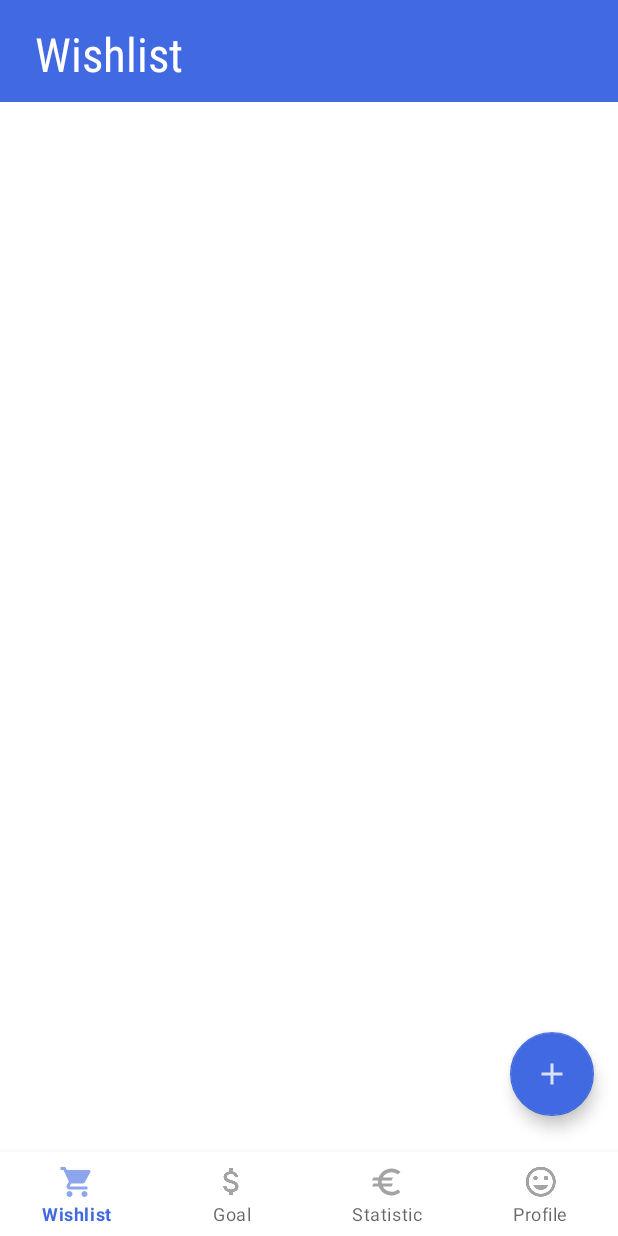
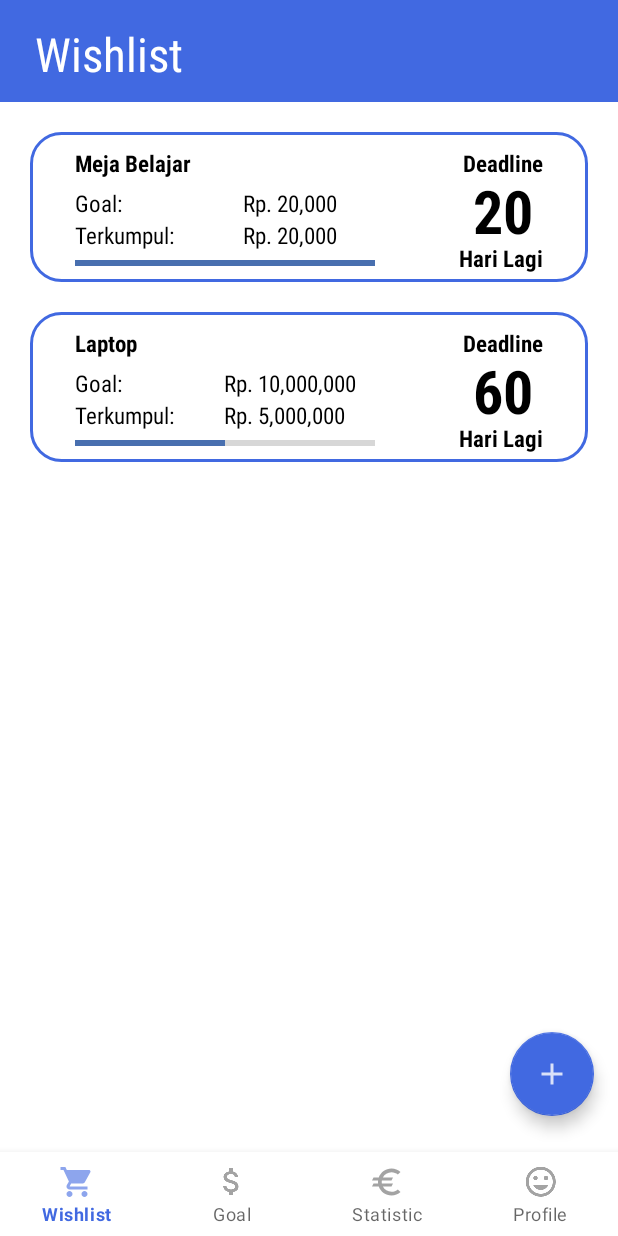
Before and after one commit to Diba15/TubesNabung, an Android app: the screen it shows after launch (MainActivity), on a phone screen of 412 x 824 dp. Run offline under Robolectric (Android 15) with nearby library versions, the light colour scheme and no system bars; libraries missing offline, so code that uses them is left out: com.anychart, com.anychart.chart, com.anychart.charts; 1 statement that could not run was skipped.

Commit message:
Selesai Halaman Wishlist

```diff
--- a/app/src/main/java/com/d3if2089/contohpt2/GoalAdapter.kt
+++ b/app/src/main/java/com/d3if2089/contohpt2/GoalAdapter.kt
@@ -43,6 +43,4 @@ class GoalAdapter(private val data: List<Goal>) :
     override fun onBindViewHolder(holder: GoalAdapter.ViewHolder, position: Int) {
         holder.bind(data[position])
     }
-
-
 }
--- /dev/null
+++ b/app/src/main/java/com/d3if2089/contohpt2/WishlistAdapter.kt
@@ -0,0 +1,44 @@
+package com.d3if2089.contohpt2
+
+import android.view.LayoutInflater
+import android.view.ViewGroup
+import androidx.recyclerview.widget.RecyclerView
+import com.d3if2089.contohpt2.data.WishList
+import com.d3if2089.contohpt2.databinding.ItemWishlistBinding
+import java.text.DecimalFormat
+
+class WishlistAdapter(private val data: List<WishList>) :
+    RecyclerView.Adapter<WishlistAdapter.ViewHolder>() {
+
+    class ViewHolder(private val binding: ItemWishlistBinding) :
+        RecyclerView.ViewHolder(binding.root) {
+        fun bind(wishList: WishList) = with(binding) {
+            textNamaBarang.text = wishList.nama
+            val formatter = DecimalFormat("#,###")
+            var formatAngka = formatter.format(wishList.goal)
+            valueGoalWishlist.text = "Rp. $formatAngka"
+            angkaHari.text = wishList.jumlahHari.toString()
+            formatAngka = formatter.format(wishList.terkumpul)
+            valueKumpulWishlist.text = "Rp. $formatAngka"
+            binding.progressBarGoal.max = wishList.goal
+            val currentProgress = wishList.terkumpul
+            binding.progressBarGoal.progress = currentProgress
+        }
+    }
+
+    override fun onCreateViewHolder(parent: ViewGroup, viewType: Int): WishlistAdapter.ViewHolder {
+        val inflater = LayoutInflater.from(parent.context)
+        val binding = ItemWishlistBinding.inflate(inflater, parent, false)
+        return ViewHolder(binding)
+    }
+
+    override fun getItemCount(): Int {
+        return data.size
+    }
+
+    override fun onBindViewHolder(holder: WishlistAdapter.ViewHolder, position: Int) {
+        holder.bind(data[position])
+    }
+
+
+}
--- /dev/null
+++ b/app/src/main/java/com/d3if2089/contohpt2/data/WishList.kt
@@ -0,0 +1,8 @@
+package com.d3if2089.contohpt2.data
+
+data class WishList(
+    val nama: String,
+    val goal: Int,
+    val terkumpul: Int,
+    val jumlahHari: Int
+)
--- a/app/src/main/java/com/d3if2089/contohpt2/ui/WishlistFragment.kt
+++ b/app/src/main/java/com/d3if2089/contohpt2/ui/WishlistFragment.kt
@@ -7,6 +7,9 @@ import android.view.LayoutInflater
 import android.view.View
 import android.view.ViewGroup
 import com.d3if2089.contohpt2.R
+import com.d3if2089.contohpt2.WishlistAdapter
+import com.d3if2089.contohpt2.data.WishList
+import com.d3if2089.contohpt2.databinding.FragmentWishlistBinding
 
 // TODO: Rename parameter arguments, choose names that match
 // the fragment initialization parameters, e.g. ARG_ITEM_NUMBER
@@ -22,6 +25,11 @@ class WishlistFragment : Fragment() {
     // TODO: Rename and change types of parameters
     private var param1: String? = null
     private var param2: String? = null
+    private lateinit var binding: FragmentWishlistBinding
+    private var list: MutableList<WishList> = listOf(
+        WishList("Meja Belajar",20000,20000,20),
+        WishList("Laptop",10000000,5000000,60)
+    ).toMutableList()
 
     override fun onCreate(savedInstanceState: Bundle?) {
         super.onCreate(savedInstanceState)
@@ -36,9 +44,17 @@ class WishlistFragment : Fragment() {
         savedInstanceState: Bundle?
     ): View? {
         // Inflate the layout for this fragment
-        return inflater.inflate(R.layout.fragment_wishlist, container, false)
+        binding = FragmentWishlistBinding.inflate(layoutInflater,container, false)
+        with(binding.wishlistRecycleView) {
+            adapter = WishlistAdapter(getData())
+            setHasFixedSize(true)
+        }
+        return binding.root
     }
 
+    fun getData(): MutableList<WishList> {
+        return list
+    }
     companion object {
         /**
          * Use this factory method to create a new instance of
--- a/app/src/main/res/layout/fragment_wishlist.xml
+++ b/app/src/main/res/layout/fragment_wishlist.xml
@@ -13,13 +13,13 @@
         app:layout_constraintTop_toTopOf="parent"/>
 
     <androidx.recyclerview.widget.RecyclerView
-        android:id="@+id/goal_recycleView"
+        android:id="@+id/wishlist_recycleView"
         android:layout_width="match_parent"
         android:layout_height="0dp"
         app:layoutManager="androidx.recyclerview.widget.LinearLayoutManager"
         app:layout_constraintTop_toBottomOf="@+id/batas"
         app:layout_constraintBottom_toTopOf="@id/batas_bawah"
-        tools:listitem="@layout/item_goal"/>
+        tools:listitem="@layout/item_wishlist"/>
 
     <com.google.android.material.floatingactionbutton.FloatingActionButton
         android:layout_width="wrap_content"
--- /dev/null
+++ b/app/src/main/res/layout/item_wishlist.xml
@@ -0,0 +1,132 @@
+<?xml version="1.0" encoding="utf-8"?>
+<androidx.constraintlayout.widget.ConstraintLayout xmlns:android="http://schemas.android.com/apk/res/android"
+    xmlns:tools="http://schemas.android.com/tools"
+    xmlns:app="http://schemas.android.com/apk/res-auto"
+    android:layout_width="match_parent"
+    android:layout_height="wrap_content">
+
+    <androidx.constraintlayout.widget.ConstraintLayout
+        android:layout_width="match_parent"
+        android:layout_height="100dp"
+        android:layout_marginLeft="20dp"
+        android:layout_marginTop="20dp"
+        android:paddingLeft="30dp"
+        android:paddingTop="10dp"
+        android:paddingRight="30dp"
+        android:layout_marginRight="20dp"
+        android:background="@drawable/radius_history"
+        app:layout_constraintTop_toTopOf="parent">
+
+        <TextView
+            android:id="@+id/text_namaBarang"
+            android:layout_width="wrap_content"
+            android:layout_height="wrap_content"
+            android:fontFamily="sans-serif-condensed"
+            android:textColor="@color/black"
+            android:textSize="15sp"
+            android:paddingBottom="5dp"
+            android:textStyle="bold"
+            app:layout_constraintTop_toTopOf="parent"
+            app:layout_constraintStart_toStartOf="parent"
+            tools:text="Meja Belajar"/>
+
+        <TextView
+            android:id="@+id/text_goal"
+            android:layout_width="wrap_content"
+            android:layout_height="wrap_content"
+            android:text="@string/goal"
+            android:fontFamily="sans-serif-condensed"
+            android:textColor="@color/black"
+            android:textSize="15sp"
+            app:layout_constraintTop_toBottomOf="@+id/text_namaBarang"
+            app:layout_constraintStart_toStartOf="parent"/>
+
+        <TextView
+            android:id="@+id/value_goalWishlist"
+            android:layout_width="wrap_content"
+            android:layout_height="wrap_content"
+            android:fontFamily="sans-serif-condensed"
+            android:textColor="@color/black"
+            android:textSize="15sp"
+            app:layout_constraintStart_toEndOf="@+id/text_goal"
+            app:layout_constraintEnd_toStartOf="@+id/angkaHari"
+            app:layout_constraintTop_toBottomOf="@id/text_namaBarang"
+            tools:text="Rp. 1.000.000"/>
+
+        <TextView
+            android:id="@+id/text_terkumpul"
+            android:layout_width="wrap_content"
+            android:layout_height="wrap_content"
+            android:text="@string/terkumpul"
+            android:fontFamily="sans-serif-condensed"
+            android:textColor="@color/black"
+            android:textSize="15sp"
+            app:layout_constraintTop_toBottomOf="@+id/text_goal"
+            app:layout_constraintStart_toStartOf="parent"/>
+
+        <TextView
+            android:id="@+id/value_kumpulWishlist"
+            android:layout_width="wrap_content"
+            android:layout_height="wrap_content"
+            android:fontFamily="sans-serif-condensed"
+            android:textColor="@color/black"
+            android:textSize="15sp"
+            app:layout_constraintStart_toStartOf="@+id/value_goalWishlist"
+            app:layout_constraintTop_toBottomOf="@id/value_goalWishlist"
+            tools:text="Rp. 1.000.000"/>
+
+        <ProgressBar
+            android:id="@+id/progressBar_goal"
+            style="@style/Widget.AppCompat.ProgressBar.Horizontal"
+            android:layout_width="200dp"
+            android:layout_height="wrap_content"
+            android:theme="@style/progressBar_color"
+            app:layout_constraintStart_toStartOf="parent"
+            app:layout_constraintTop_toBottomOf="@id/text_terkumpul" />
+
+        <TextView
+            android:id="@+id/text_deadline"
+            android:layout_width="wrap_content"
+            android:layout_height="wrap_content"
+            android:fontFamily="sans-serif-condensed"
+            android:textColor="@color/black"
+            android:textStyle="bold"
+            android:textSize="15sp"
+            app:layout_constraintTop_toTopOf="parent"
+            app:layout_constraintEnd_toEndOf="parent"
+            android:text="@string/deadline"/>
+
+        <TextView
+            android:id="@+id/angkaHari"
+            android:layout_width="wrap_content"
+            android:layout_height="wrap_content"
+            tools:text="1"
+            android:fontFamily="sans-serif-condensed"
+            android:textColor="@color/black"
+            android:textStyle="bold"
+            android:paddingRight="10dp"
+            android:paddingLeft="10dp"
+            android:textSize="18pt"
+            app:layout_constraintEnd_toEndOf="parent"
+            app:layout_constraintStart_toStartOf="@+id/text_deadline"
+            app:layout_constraintTop_toBottomOf="@+id/text_deadline"
+            app:layout_constraintBottom_toTopOf="@+id/text_jumlahHari"/>
+
+        <TextView
+            android:id="@+id/text_jumlahHari"
+            android:layout_width="wrap_content"
+            android:layout_height="wrap_content"
+            android:fontFamily="sans-serif-condensed"
+            android:textColor="@color/black"
+            android:textStyle="bold"
+            android:textSize="15sp"
+            android:paddingBottom="5dp"
+            android:text="@string/hari_lagi"
+            app:layout_constraintEnd_toEndOf="parent"
+            app:layout_constraintBottom_toBottomOf="parent"/>
+
+
+
+    </androidx.constraintlayout.widget.ConstraintLayout>
+
+</androidx.constraintlayout.widget.ConstraintLayout>
--- a/app/src/main/res/values/strings.xml
+++ b/app/src/main/res/values/strings.xml
@@ -3,11 +3,6 @@
     <string name="logmo">Logmo</string>
     <string name="hello_user">Hello User!</string>
     <!-- TODO: Remove or change this placeholder text -->
-    <string name="hello_blank_fragment">Hello blank fragment</string>
-    <string name="hello_profile">Hello Profile</string>
-    <string name="hello_goal">Hello Goal</string>
-    <string name="hello_statistic">Hello Statistic</string>
-    <string name="hello_wishlist">Hello Wishlist</string>
     <string name="goal_title">Goal</string>
     <string name="statistic">Statistic</string>
     <string name="wishlist">Wishlist</string>
@@ -22,4 +17,7 @@
     <string name="terkumpul">Terkumpul:</string>
     <string name="goal">Goal: </string>
     <string name="delete_all">Delete All</string>
+    <string name="tambah">Tambah</string>
+    <string name="hari_lagi">Hari Lagi</string>
+    <string name="deadline">Deadline</string>
 </resources>
```
